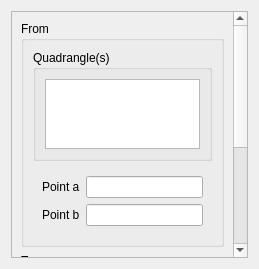
The window that src/HEXABLOCKGUI/JoinQuad_QTD.ui (SalomePlatform/hexablock) describes before a commit, drawn with Qt 5.
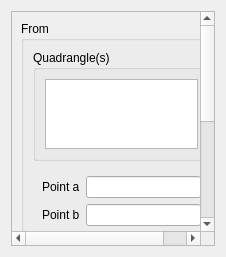
The same window after the commit.

Patch:
```diff
--- a/src/HEXABLOCKGUI/JoinQuad_QTD.ui
+++ b/src/HEXABLOCKGUI/JoinQuad_QTD.ui
@@ -6,8 +6,8 @@
    <rect>
     <x>0</x>
     <y>0</y>
-    <width>259</width>
-    <height>269</height>
+    <width>226</width>
+    <height>257</height>
    </rect>
   </property>
   <property name="windowTitle">
@@ -24,7 +24,7 @@
        <rect>
         <x>0</x>
         <y>0</y>
-        <width>222</width>
+        <width>212</width>
         <height>427</height>
        </rect>
       </property>
```
Left out of the diff: 1 changed line with no effect on the pictures.
